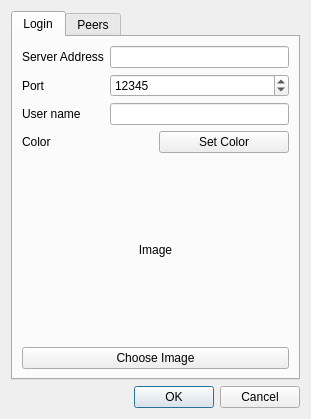
Qt form TeamRadarDlg.ui (congchenutd/teamradar) before a commit.
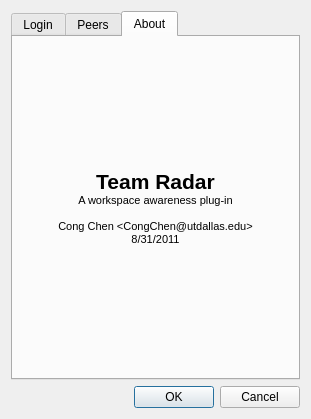
The same form after that commit. The open tabs and pages were chosen to show the change.

The edit to the form file:
```diff
--- a/TeamRadarDlg.ui
+++ b/TeamRadarDlg.ui
@@ -137,6 +137,28 @@
        </item>
       </layout>
      </widget>
+     <widget class="QWidget" name="tabAbout">
+      <attribute name="title">
+       <string>About</string>
+      </attribute>
+      <layout class="QVBoxLayout" name="verticalLayout_4">
+       <item>
+        <widget class="QLabel" name="label_4">
+         <property name="text">
+          <string>&lt;!DOCTYPE HTML PUBLIC &quot;-//W3C//DTD HTML 4.0//EN&quot; &quot;http://www.w3.org/TR/REC-html40/strict.dtd&quot;&gt;
+&lt;html&gt;&lt;head&gt;&lt;meta name=&quot;qrichtext&quot; content=&quot;1&quot; /&gt;&lt;style type=&quot;text/css&quot;&gt;
+p, li { white-space: pre-wrap; }
+&lt;/style&gt;&lt;/head&gt;&lt;body style=&quot; font-family:'MS Shell Dlg 2'; font-size:7.85455pt; font-weight:400; font-style:normal;&quot;&gt;
+&lt;p align=&quot;center&quot; style=&quot; margin-top:0px; margin-bottom:0px; margin-left:0px; margin-right:0px; -qt-block-indent:0; text-indent:0px;&quot;&gt;&lt;span style=&quot; font-size:16pt; font-weight:600;&quot;&gt;Team Radar&lt;/span&gt;&lt;/p&gt;
+&lt;p align=&quot;center&quot; style=&quot; margin-top:0px; margin-bottom:0px; margin-left:0px; margin-right:0px; -qt-block-indent:0; text-indent:0px;&quot;&gt;&lt;span style=&quot; font-size:8pt;&quot;&gt;A workspace awareness plug-in&lt;/span&gt;&lt;/p&gt;
+&lt;p align=&quot;center&quot; style=&quot;-qt-paragraph-type:empty; margin-top:0px; margin-bottom:0px; margin-left:0px; margin-right:0px; -qt-block-indent:0; text-indent:0px; font-size:8pt;&quot;&gt;&lt;/p&gt;
+&lt;p align=&quot;center&quot; style=&quot; margin-top:0px; margin-bottom:0px; margin-left:0px; margin-right:0px; -qt-block-indent:0; text-indent:0px;&quot;&gt;&lt;span style=&quot; font-size:8pt;&quot;&gt;Cong Chen &amp;lt;CongChen@utdallas.edu&amp;gt;&lt;/span&gt;&lt;/p&gt;
+&lt;p align=&quot;center&quot; style=&quot; margin-top:0px; margin-bottom:0px; margin-left:0px; margin-right:0px; -qt-block-indent:0; text-indent:0px;&quot;&gt;&lt;span style=&quot; font-size:8pt;&quot;&gt;8/31/2011&lt;/span&gt;&lt;/p&gt;&lt;/body&gt;&lt;/html&gt;</string>
+         </property>
+        </widget>
+       </item>
+      </layout>
+     </widget>
     </widget>
    </item>
    <item>
```
Left out of the diff: 2 changed lines with no effect on the pictures.
